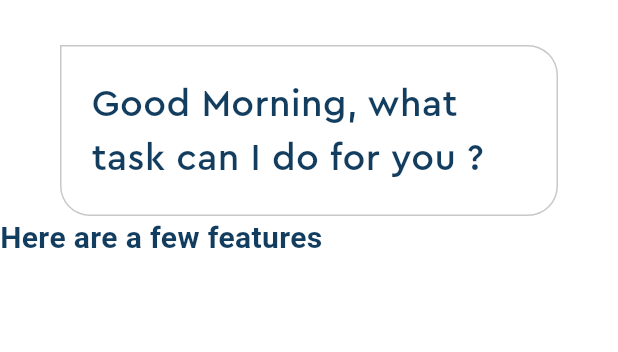
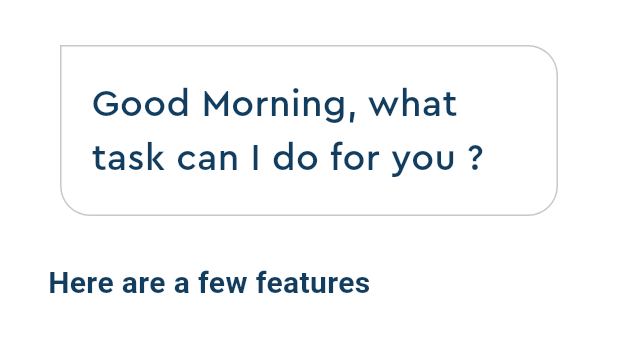
Before and after one commit to kanishkadz/voice_assitant, a Flutter app: the screen it shows after launch, on a phone screen of 412 x 824 dp, the part 270-622 px from its top. Run offline on Flutter 3.47's test engine with Material 3 defaults, Android fonts, the light colour scheme and no system bars; Roboto replaces fonts that are missing (Sera Pro).

Commit message:
Update home_page.dart

```diff
--- a/lib/home_page.dart
+++ b/lib/home_page.dart
@@ -71,7 +71,11 @@ class _HomePageState extends State<HomePage> {
             ),
           ),
           Container(
-
+            padding: const EdgeInsets.all(10),
+            margin: EdgeInsets.only(
+              top: 20,
+              left: 22,
+            ),
             alignment: Alignment.centerLeft,
             child: const Text('Here are a few features', style: TextStyle(
               fontFamily: 'Sera Pro',
```
